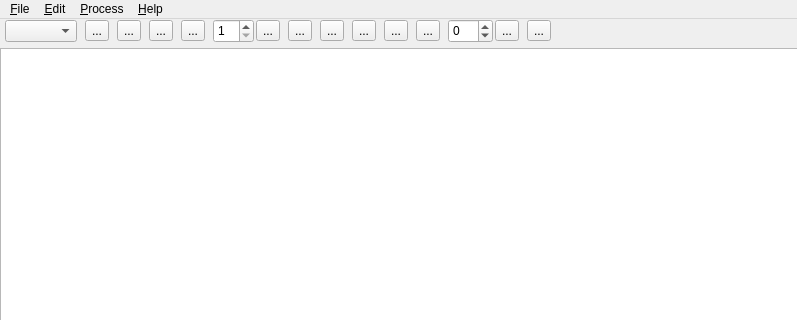
The window that scripts/Interface/ui/drill/view/ui/main.ui (mantidproject/mantid) describes before a commit, drawn with Qt 5; both pictures show x 0 to 797 and y 0 to 320 of the 1024 by 768 pixel window.
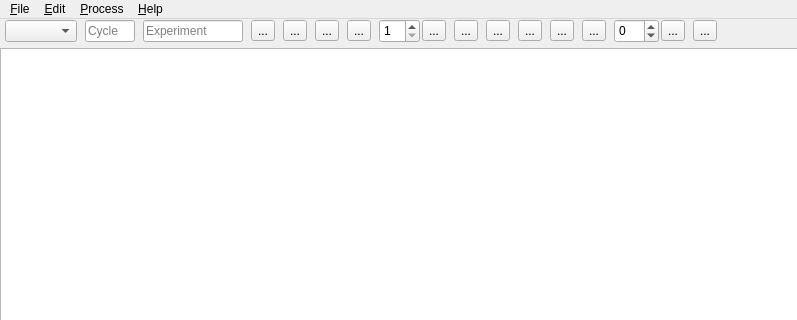
The same window after the commit. Icons and pictures are not drawn. Custom widgets are drawn as their Qt base class.

Commit message:
[DRILL] cycle number and experiment ID
Two new fields in the view allow the user to set the cycle number and
the experiment ID. When both are set, a signal is emitted and the model
is updated.

When updating the view from the model (rundex file loading), these new
fields are also set.

```diff
--- a/scripts/Interface/ui/drill/view/ui/main.ui
+++ b/scripts/Interface/ui/drill/view/ui/main.ui
@@ -69,6 +69,44 @@
         </property>
        </widget>
       </item>
+      <item>
+       <widget class="QLineEdit" name="cycleNumber">
+        <property name="minimumSize">
+         <size>
+          <width>0</width>
+          <height>0</height>
+         </size>
+        </property>
+        <property name="maximumSize">
+         <size>
+          <width>50</width>
+          <height>16777215</height>
+         </size>
+        </property>
+        <property name="toolTip">
+         <string>Cycle number</string>
+        </property>
+        <property name="placeholderText">
+         <string>Cycle</string>
+        </property>
+       </widget>
+      </item>
+      <item>
+       <widget class="QLineEdit" name="experimentId">
+        <property name="maximumSize">
+         <size>
+          <width>100</width>
+          <height>16777215</height>
+         </size>
+        </property>
+        <property name="toolTip">
+         <string>Experiment ID</string>
+        </property>
+        <property name="placeholderText">
+         <string>Experiment</string>
+        </property>
+       </widget>
+      </item>
       <item>
        <widget class="QToolButton" name="datadirs">
         <property name="toolTip">
```
Left out of the diff: 2 changed lines with no effect on the pictures. The commit also changes 7 other files.
